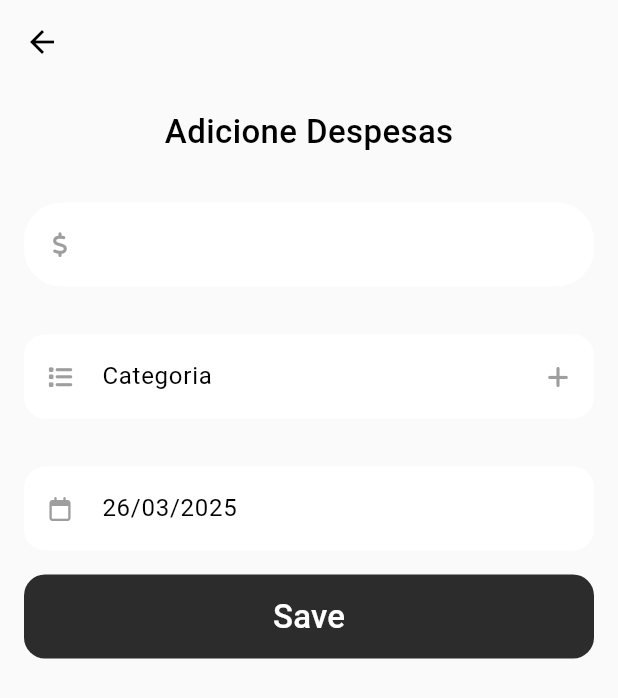
After one commit to andrevinicus/Finc-Prova-2025, a Flutter app: the screen it shows after launch, after a tap on an icon or button, on a phone screen of 412 x 824 dp. The commit adds this screen. Shown: the top 698 px of the screen. Run offline on Flutter 3.47's test engine with Material 3 defaults, Android fonts, the phone set to English and light mode, and no system bars; our stand-ins replace fl_chart, font_awesome_flutter.

Commit message:
adicionando a pagina de despesas e criando os campos para prenchimento

```diff
--- a/lib/app_viwe.dart
+++ b/lib/app_viwe.dart
@@ -11,12 +11,13 @@ class MyAppView extends StatelessWidget {
       title: "Expense Tracker",
       theme: ThemeData(
         colorScheme: ColorScheme.light(
-          background: Colors.grey.shade100,
-          onBackground: Colors.black,
-          primary: const Color(0xFF00B2E7),
-          secondary: const Color(0xFFE064E7),
-          tertiary: const Color(0xFFFF8d6c),
-          outline: Colors.grey
+          background: Colors.grey.shade50,
+          onBackground: Colors.black87,
+          primary: const Color.fromARGB(255, 33, 36, 39),
+          secondary: const Color.fromARGB(255, 83, 90, 95),
+          tertiary: const Color(0xFFB6A29A),
+          error: const Color(0xFFC1351D),
+          outline: Colors.grey.shade500,
         )
       ),
       home: const HomeScreen(),
--- /dev/null
+++ b/lib/screens/add_expense/views/add_expense.dart
@@ -0,0 +1,215 @@
+import 'package:flutter/material.dart';
+import 'package:font_awesome_flutter/font_awesome_flutter.dart';
+import 'package:intl/intl.dart';
+
+class AddExpense extends StatefulWidget {
+  const AddExpense({super.key});
+
+  @override
+  State<AddExpense> createState() => _AddExpenseState();
+}
+
+class _AddExpenseState extends State<AddExpense> {
+  TextEditingController expenseController = TextEditingController();
+  TextEditingController categoryController = TextEditingController();
+  TextEditingController dateController = TextEditingController();
+  DateTime selectedDate = DateTime.now();
+
+@override
+  void initState() {
+    dateController.text = DateFormat('dd/MM/yyyy').format(DateTime.now());
+    super.initState();
+  }
+
+  @override
+  Widget build(BuildContext context) {
+    return GestureDetector(
+      onTap: () => FocusScope.of(context).unfocus(),
+      child: Scaffold(
+        backgroundColor: Theme.of(context).colorScheme.background,
+        appBar: AppBar(
+          backgroundColor: Theme.of(context).colorScheme.background,
+        ),
+        body: Padding(
+          padding: const EdgeInsets.all(16.0),
+          child: Column(
+            crossAxisAlignment: CrossAxisAlignment.center,
+            children: [
+              const Text(
+                'Adicione Despesas',
+                style: TextStyle(fontSize: 22, fontWeight: FontWeight.w500),
+              ),
+              const SizedBox(height: 32),
+              SizedBox(
+                //width: MediaQuery.of(context).size.width * 0.5, aumenta e diminue o campo
+                child: TextFormField(
+                  controller: expenseController,
+                  textAlignVertical: TextAlignVertical.center,
+                  decoration: InputDecoration(
+                    filled: true,
+                    fillColor: Colors.white,
+                    //sinal de dolar no input de texto $
+                    prefixIcon: Icon(
+                      FontAwesomeIcons.dollarSign,
+                      size: 16,
+                      color: Colors.grey.shade500,
+                    ),
+                    border: OutlineInputBorder(
+                      borderRadius: BorderRadius.circular(25),
+                      borderSide: BorderSide.none,
+                    ),
+                  ),
+                ),
+              ),
+              const SizedBox(height: 32),
+              TextFormField(
+                controller: categoryController,
+                textAlignVertical: TextAlignVertical.center,
+                readOnly: true,
+                onTap: () {
+
+                },
+                decoration: InputDecoration(
+                  filled: true,
+                  fillColor: Colors.white,
+                  prefixIcon: const Icon(
+                    FontAwesomeIcons.list,
+                    size: 16,
+                    color: Colors.grey,
+                  ),
+                  suffixIcon: IconButton(
+                    onPressed: () {
+                      showDialog(
+                        context: context,
+                        builder: (ctx) {
+                          return AlertDialog(
+                            title: const Text(
+                                  'Adicionar Categoria',
+                                  style: TextStyle(
+                                    fontSize: 20,
+                                    fontWeight: FontWeight.bold,
+                                  ),
+                            ),
+                            content: Column(
+                              mainAxisSize: MainAxisSize.min,
+                              children: [
+                                const SizedBox(height: 12,),
+                                TextFormField(
+                                  textAlignVertical: TextAlignVertical.center,
+                                  decoration: InputDecoration(
+                                    filled: true,
+                                    fillColor: Colors.white,
+                                    hintText: 'Nome',//texto que fica dentro do input de texto
+                                    border: OutlineInputBorder(
+                                      borderRadius: BorderRadius.circular(14),
+                                      borderSide: BorderSide.none,
+                                    ),
+                                  ),
+                                ),
+                                const SizedBox(height: 12,),
+                                TextFormField(
+                                  textAlignVertical: TextAlignVertical.center,
+                                  decoration: InputDecoration(
+                                    filled: true,
+                                    fillColor: Colors.white,
+                                    hintText: 'Icone',//texto que fica dentro do input de texto
+                                    border: OutlineInputBorder(
+                                      borderRadius: BorderRadius.circular(14),
+                                      borderSide: BorderSide.none,
+                                    ),
+                                  ),
+                                ),
+                                const SizedBox(height: 12,),
+                                TextFormField(
+                                  textAlignVertical: TextAlignVertical.center,
+                                  decoration: InputDecoration(
+                                    filled: true,
+                                    fillColor: Colors.white,
+                                    hintText: 'Cor',//texto que fica dentro do input de texto
+                                    border: OutlineInputBorder(
+                                      borderRadius: BorderRadius.circular(14),
+                                      borderSide: BorderSide.none,
+                                    ),
+                                  ),
+                                ),
+                              ],
+                            ),
+                          );
+                        },
+                      );
+                    },
+                    icon: Icon(
+                      FontAwesomeIcons.plus,
+                      size: 16,
+                      color: Colors.grey,
+                    ),
+                  ),
+                  hintText: ('Categoria'),//texto que fica dentro do input de texto
+                  border: OutlineInputBorder(
+                    borderRadius: BorderRadius.circular(14),
+                    borderSide: BorderSide.none,
+                  ),
+                ),
+              ),
+              const SizedBox(height: 32),
+              TextFormField(
+                controller: dateController,
+                textAlignVertical: TextAlignVertical.center,
+                readOnly: true,
+                onTap: () async {
+                  DateTime? newDate = await showDatePicker(
+                    context: context,
+                    initialDate: selectedDate,
+                    firstDate: DateTime.now(),
+                    lastDate: DateTime.now().add(const Duration(days: 365)),
+                  );
+                  if (newDate != null){
+                    setState(() {
+                      dateController.text = DateFormat('dd/MM/yyyy').format(newDate);
+                      selectedDate = newDate;
+                    });
+                  }
+                },
+                decoration: InputDecoration(
+                  filled: true,
+                  fillColor: Colors.white,
+                  prefixIcon: Icon(
+                    FontAwesomeIcons.calendar, //icone do calendario
+                    size: 16,
+                    color: Colors.grey.shade500,
+                  ),
+                  hintText: ('Data'),//texto que fica dentro do input de texto
+                  border: OutlineInputBorder(
+                    borderRadius: BorderRadius.circular(14),
+                    borderSide: BorderSide.none,
+                  ),
+                ),
+              ),
+              const SizedBox(height: 16),
+              SizedBox(
+                width: double.infinity,
+                height: kToolbarHeight,
+                child: TextButton(
+                  onPressed: () {},
+                  style: TextButton.styleFrom(
+                    backgroundColor: const Color.fromARGB(255, 44, 44, 44),
+                    shape: RoundedRectangleBorder(
+                      borderRadius: BorderRadius.circular(14),
+                    ),
+                  ),
+                  child: Text(
+                    'Save',
+                    style: TextStyle(
+                      fontSize: 22,
+                      color: Colors.white
+                    ),
+                  )
+                ),
+              ),
+            ],
+          ),
+        ),
+      ),
+    );
+  }
+}
--- a/lib/screens/home/viwes/home_screen.dart
+++ b/lib/screens/home/viwes/home_screen.dart
@@ -1,5 +1,6 @@
 import 'dart:math';
 
+import 'package:finc/screens/add_expense/views/add_expense.dart';
 import 'package:finc/screens/home/viwes/main_screem.dart';
 import 'package:finc/screens/stats/stats.dart';
 import 'package:flutter/cupertino.dart';
@@ -56,7 +57,14 @@ class _HomeScreenState extends State<HomeScreen> {
       ),
       floatingActionButtonLocation: FloatingActionButtonLocation.centerDocked,
       floatingActionButton: FloatingActionButton(
-        onPressed: () {},
+        onPressed: () {
+          Navigator.push(
+            context,
+            MaterialPageRoute<void>(
+              builder: (BuildContext context) => const AddExpense(),
+            ),
+          );
+        },
         shape: const CircleBorder(),
         child: Container(
           width: 60,
--- a/lib/screens/stats/chart.dart
+++ b/lib/screens/stats/chart.dart
@@ -31,7 +31,7 @@ class _MyChartState extends State<MyChart> {
             ],
             transform: const GradientRotation(pi / 40),
           ),
-          width: 20,
+          width: MediaQuery.of(context).size.width * 0.05, // Ajusta dinamicamente
           backDrawRodData: BackgroundBarChartRodData(
             show: true,
             toY: 5,
--- a/pubspec.yaml
+++ b/pubspec.yaml
@@ -13,6 +13,7 @@ dependencies:
   cupertino_icons: ^1.0.8
   font_awesome_flutter: ^10.8.0
   fl_chart: ^0.66.0
+  intl: ^0.19.0
 
 dev_dependencies:
   flutter_test:
```
Also changed, not shown: lib/screens/stats/stats.dart (+16 -13 lines), pubspec.lock.
